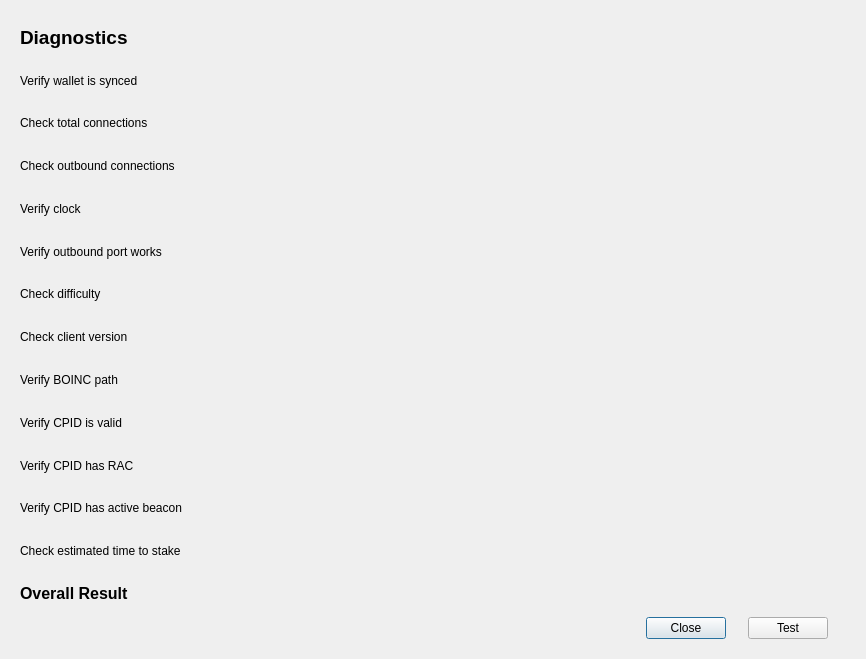
This is src/qt/forms/diagnosticsdialog.ui in gridcoin-community/Gridcoin-Research as Qt 5 draws it before an edit. The edited form follows.
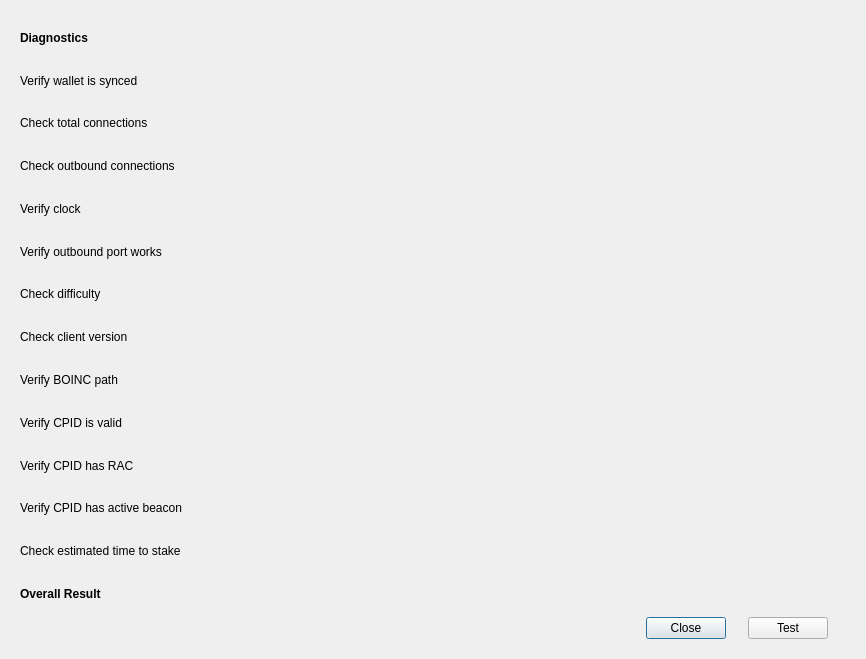
This is the edited form.

The edit to the form file:
```diff
--- a/src/qt/forms/diagnosticsdialog.ui
+++ b/src/qt/forms/diagnosticsdialog.ui
@@ -67,7 +67,6 @@
       <widget class="QLabel" name="overallResultLabel">
        <property name="font">
         <font>
-         <pointsize>12</pointsize>
          <weight>75</weight>
          <bold>true</bold>
         </font>
@@ -358,7 +357,6 @@
       <widget class="QLabel" name="diagnosticsLabel">
        <property name="font">
         <font>
-         <pointsize>14</pointsize>
          <weight>75</weight>
          <bold>true</bold>
         </font>
```
Left out of the diff: 1 changed line with no effect on the pictures.
